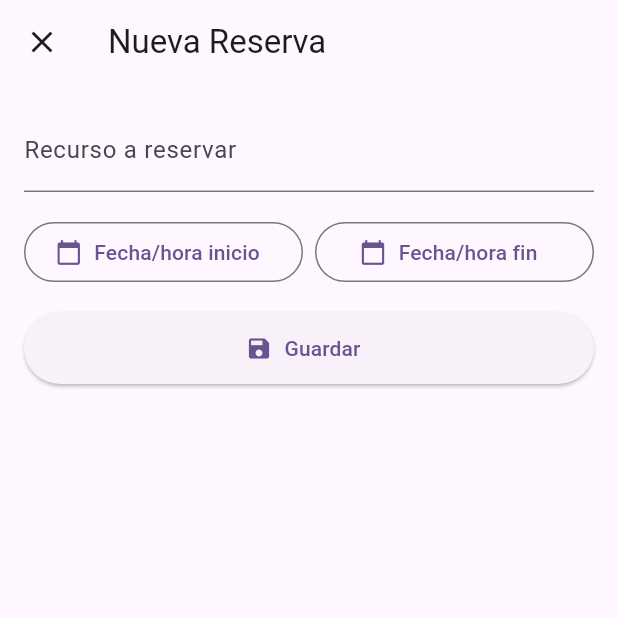
After one commit to xMIKEEx/VeciGest, a Flutter app: the screen it shows after launch, after a tap on "Reservas", after a tap on "Nueva reserva", on a phone screen of 412 x 824 dp, the top half of it. The commit adds this screen. Run offline on Flutter 3.47's test engine with Material 3 defaults, Android fonts, the phone set to English and light mode, and no system bars; our stand-ins replace cloud_firestore, equatable, file_picker, firebase_auth, firebase_core, firebase_storage and 4 more; accounts and stored records are empty.

Commit message:
mejora de reservas

```diff
--- a/lib/data/services/document_service.dart
+++ b/lib/data/services/document_service.dart
@@ -1,6 +1,5 @@
 import 'dart:io';
 import 'package:cloud_firestore/cloud_firestore.dart';
-import 'package:firebase_core/firebase_core.dart';
 import 'package:firebase_storage/firebase_storage.dart';
 import 'package:vecigest/domain/models/document_model.dart';
 
--- /dev/null
+++ b/lib/data/services/reservation_service.dart
@@ -0,0 +1,22 @@
+import 'package:cloud_firestore/cloud_firestore.dart';
+import 'package:vecigest/domain/models/reservation_model.dart';
+
+class ReservationService {
+  final CollectionReference reservations = FirebaseFirestore.instance
+      .collection('reservations');
+
+  Stream<List<Reservation>> getReservations() {
+    return reservations.snapshots().map(
+      (snapshot) =>
+          snapshot.docs.map((doc) => Reservation.fromFirestore(doc)).toList(),
+    );
+  }
+
+  Future<void> addReservation(Reservation reservation) async {
+    await reservations.add(reservation.toMap());
+  }
+
+  Future<void> deleteReservation(String id) async {
+    await reservations.doc(id).delete();
+  }
+}
--- /dev/null
+++ b/lib/domain/models/reservation_model.dart
@@ -0,0 +1,49 @@
+import 'package:cloud_firestore/cloud_firestore.dart';
+
+class Reservation {
+  final String id;
+  final String resourceName;
+  final String userId;
+  final DateTime startTime;
+  final DateTime endTime;
+
+  Reservation({
+    required this.id,
+    required this.resourceName,
+    required this.userId,
+    required this.startTime,
+    required this.endTime,
+  });
+
+  factory Reservation.fromFirestore(DocumentSnapshot doc) {
+    final data = doc.data() as Map<String, dynamic>;
+    return Reservation(
+      id: doc.id,
+      resourceName: data['resourceName'] ?? '',
+      userId: data['userId'] ?? '',
+      startTime: (data['startTime'] as Timestamp).toDate(),
+      endTime: (data['endTime'] as Timestamp).toDate(),
+    );
+  }
+
+  Map<String, dynamic> toMap() {
+    return {
+      'resourceName': resourceName,
+      'userId': userId,
+      'startTime': Timestamp.fromDate(startTime),
+      'endTime': Timestamp.fromDate(endTime),
+    };
+  }
+
+  // Nueva función: duración de la reserva en minutos
+  int get durationMinutes => endTime.difference(startTime).inMinutes;
+
+  // Nueva función: formato amigable de fecha y hora
+  String get formattedRange =>
+      '${_formatDate(startTime)} ${_formatTime(startTime)} - ${_formatDate(endTime)} ${_formatTime(endTime)}';
+
+  static String _formatDate(DateTime dt) =>
+      '${dt.day.toString().padLeft(2, '0')}/${dt.month.toString().padLeft(2, '0')}/${dt.year}';
+  static String _formatTime(DateTime dt) =>
+      '${dt.hour.toString().padLeft(2, '0')}:${dt.minute.toString().padLeft(2, '0')}';
+}
--- a/lib/presentation/home/home_page.dart
+++ b/lib/presentation/home/home_page.dart
@@ -6,6 +6,7 @@ import 'package:vecigest/presentation/chat/thread_list_page.dart'; // Changed im
 import 'package:vecigest/presentation/incidents/incident_list_page.dart'; // Corrected path
 import 'package:vecigest/presentation/documents/doc_list_page.dart'; // Corrected path
 import 'package:vecigest/presentation/polls/poll_list_page.dart'; // Corrected path
+import 'package:vecigest/presentation/reservations/reservation_list_page.dart'; // Nueva importación
 import '../../main.dart';
 
 class HomePage extends StatefulWidget {
@@ -19,10 +20,11 @@ class _HomePageState extends State<HomePage> {
   int _currentIndex = -1;
 
   final List<Widget> _pages = const [
-    ThreadListPage(), // Changed to ThreadListPage
+    ThreadListPage(),
     IncidentListPage(),
     DocListPage(),
     PollListPage(),
+    ReservationListPage(),
   ];
 
   void _openSettings() async {
@@ -161,6 +163,12 @@ class _HomePageState extends State<HomePage> {
         'color': Colors.purple,
         'route': 3,
       },
+      {
+        'label': 'Reservas',
+        'icon': Icons.event_available,
+        'color': Colors.teal,
+        'route': 4,
+      },
     ];
     if (_currentIndex < 0 || _currentIndex >= _pages.length) {
       // Dashboard
@@ -188,13 +196,23 @@ class _HomePageState extends State<HomePage> {
                 child: Row(
                   children: [
                     CircleAvatar(
-                      radius: 28,
-                      backgroundColor: colorScheme.primary.withOpacity(0.1),
-                      child: Icon(
-                        Icons.person,
-                        size: 32,
-                        color: colorScheme.primary,
-                      ),
+                      radius: 32,
+                      backgroundColor: colorScheme.primary.withOpacity(0.15),
+                      child:
+                          user?.email != null
+                              ? Text(
+                                user!.email![0].toUpperCase(),
+                                style: TextStyle(
+                                  fontSize: 28,
+                                  color: colorScheme.primary,
+                                  fontWeight: FontWeight.bold,
+                                ),
+                              )
+                              : Icon(
+                                Icons.person,
+                                size: 32,
+                                color: colorScheme.primary,
+                              ),
                     ),
                     const SizedBox(width: 16),
                     Expanded(
@@ -202,8 +220,9 @@ class _HomePageState extends State<HomePage> {
                         crossAxisAlignment: CrossAxisAlignment.start,
                         children: [
                           Text(
-                            user?.email != null
-                                ? '¡Hola, ${user!.email}!'
+                            user?.email != null &&
+                                    user?.email!.isNotEmpty == true
+                                ? '¡Hola, ${user?.email!.split('@')[0]}!'
                                 : '¡Bienvenido!',
                             style: Theme.of(context).textTheme.titleLarge
                                 ?.copyWith(fontWeight: FontWeight.bold),
@@ -231,11 +250,11 @@ class _HomePageState extends State<HomePage> {
                   children:
                       options.map((opt) {
                         return Material(
-                          color: (opt['color'] as Color).withOpacity(0.12),
-                          borderRadius: BorderRadius.circular(20),
-                          elevation: _currentIndex == opt['route'] ? 8 : 2,
+                          color: (opt['color'] as Color).withOpacity(0.13),
+                          borderRadius: BorderRadius.circular(24),
+                          elevation: 4,
                           child: InkWell(
-                            borderRadius: BorderRadius.circular(20),
+                            borderRadius: BorderRadius.circular(24),
                             onTap: () {
                               setState(() {
                                 _currentIndex = opt['route'] as int;
@@ -246,15 +265,15 @@ class _HomePageState extends State<HomePage> {
                               children: [
                                 Icon(
                                   opt['icon'] as IconData,
-                                  size: 48,
+                                  size: 54,
                                   color: opt['color'] as Color,
                                 ),
-                                const SizedBox(height: 12),
+                                const SizedBox(height: 16),
                                 Text(
                                   opt['label'] as String,
                                   style: TextStyle(
                                     fontWeight: FontWeight.bold,
-                                    fontSize: 18,
+                                    fontSize: 20,
                                     color: colorScheme.onSurface,
                                   ),
                                 ),
--- /dev/null
+++ b/lib/presentation/reservations/reservation_list_page.dart
@@ -0,0 +1,283 @@
+import 'package:flutter/material.dart';
+import 'package:provider/provider.dart';
+import 'package:vecigest/data/services/reservation_service.dart';
+import 'package:vecigest/domain/models/reservation_model.dart';
+
+class ReservationListPage extends StatelessWidget {
+  const ReservationListPage({Key? key}) : super(key: key);
+
+  Color _getCardColor(DateTime start, DateTime end) {
+    final now = DateTime.now();
+    if (end.isBefore(now)) return Colors.grey.shade200;
+    if (start.isAfter(now)) return Colors.green.shade50;
+    return Colors.blue.shade50;
+  }
+
+  @override
+  Widget build(BuildContext context) {
+    final service = ReservationService();
+    return Scaffold(
+      appBar: AppBar(
+        title: const Text('Reservas'),
+        automaticallyImplyLeading: false,
+      ),
+      body: StreamBuilder<List<Reservation>>(
+        stream: service.getReservations(),
+        builder: (context, snapshot) {
+          if (snapshot.connectionState == ConnectionState.waiting) {
+            return const Center(child: CircularProgressIndicator());
+          }
+          if (!snapshot.hasData || snapshot.data!.isEmpty) {
+            return const Center(child: Text('No hay reservas.'));
+          }
+          final reservas = snapshot.data!;
+          return ListView.separated(
+            padding: const EdgeInsets.all(16),
+            separatorBuilder: (_, __) => const SizedBox(height: 12),
+            itemCount: reservas.length,
+            itemBuilder: (context, i) {
+              final r = reservas[i];
+              return Card(
+                color: _getCardColor(r.startTime, r.endTime),
+                elevation: 2,
+                shape: RoundedRectangleBorder(
+                  borderRadius: BorderRadius.circular(16),
+                ),
+                child: ListTile(
+                  leading: Icon(
+                    Icons.event_available,
+                    color: Colors.teal,
+                    size: 36,
+                  ),
+                  title: Text(
+                    r.resourceName,
+                    style: const TextStyle(fontWeight: FontWeight.bold),
+                  ),
+                  subtitle: Column(
+                    crossAxisAlignment: CrossAxisAlignment.start,
+                    children: [
+                      Text(
+                        r.formattedRange,
+                        style: const TextStyle(fontSize: 14),
+                      ),
+                      const SizedBox(height: 2),
+                      Text(
+                        'Usuario: ${r.userId}',
+                        style: const TextStyle(
+                          fontSize: 12,
+                          color: Colors.black54,
+                        ),
+                      ),
+                    ],
+                  ),
+                  trailing: Row(
+                    mainAxisSize: MainAxisSize.min,
+                    children: [
+                      IconButton(
+                        icon: const Icon(Icons.edit, color: Colors.blueGrey),
+                        onPressed: () {
+                          // Implementar edición si se desea
+                        },
+                      ),
+                      IconButton(
+                        icon: const Icon(Icons.delete, color: Colors.redAccent),
+                        onPressed: () async {
+                          await service.deleteReservation(r.id);
+                        },
+                      ),
+                    ],
+                  ),
+                ),
+              );
+            },
+          );
+        },
+      ),
+      floatingActionButton: FloatingActionButton.extended(
+        onPressed:
+            () => Navigator.push(
+              context,
+              MaterialPageRoute(builder: (_) => const NewReservationPage()),
+            ),
+        icon: const Icon(Icons.add),
+        label: const Text('Nueva reserva'),
+        backgroundColor: Colors.teal,
+      ),
+    );
+  }
+}
+
+class NewReservationPage extends StatefulWidget {
+  const NewReservationPage({Key? key}) : super(key: key);
+
+  @override
+  State<NewReservationPage> createState() => _NewReservationPageState();
+}
+
+class _NewReservationPageState extends State<NewReservationPage> {
+  final _formKey = GlobalKey<FormState>();
+  String resourceName = '';
+  DateTime? startDate;
+  TimeOfDay? startTime;
+  DateTime? endDate;
+  TimeOfDay? endTime;
+
+  String? errorMsg;
+
+  Future<void> _pickDateTime({required bool isStart}) async {
+    final pickedDate = await showDatePicker(
+      context: context,
+      initialDate: DateTime.now(),
+      firstDate: DateTime.now(),
+      lastDate: DateTime.now().add(const Duration(days: 365)),
+    );
+    if (pickedDate == null) return;
+    final pickedTime = await showTimePicker(
+      context: context,
+      initialTime: TimeOfDay.now(),
+    );
+    if (pickedTime == null) return;
+    setState(() {
+      if (isStart) {
+        startDate = pickedDate;
+        startTime = pickedTime;
+      } else {
+        endDate = pickedDate;
+        endTime = pickedTime;
+      }
+    });
+  }
+
+  DateTime? get _startDateTime {
+    if (startDate == null || startTime == null) return null;
+    return DateTime(
+      startDate!.year,
+      startDate!.month,
+      startDate!.day,
+      startTime!.hour,
+      startTime!.minute,
+    );
+  }
+
+  DateTime? get _endDateTime {
+    if (endDate == null || endTime == null) return null;
+    return DateTime(
+      endDate!.year,
+      endDate!.month,
+      endDate!.day,
+      endTime!.hour,
+      endTime!.minute,
+    );
+  }
+
+  @override
+  Widget build(BuildContext context) {
+    return Scaffold(
+      appBar: AppBar(
+        title: const Text('Nueva Reserva'),
+        leading: IconButton(
+          icon: const Icon(Icons.close),
+          onPressed: () => Navigator.pop(context),
+        ),
+      ),
+      body: Padding(
+        padding: const EdgeInsets.all(16.0),
+        child: Form(
+          key: _formKey,
+          child: ListView(
+            children: [
+              TextFormField(
+                decoration: const InputDecoration(
+                  labelText: 'Recurso a reservar',
+                ),
+                onSaved: (v) => resourceName = v ?? '',
+                validator: (v) => v == null || v.isEmpty ? 'Obligatorio' : null,
+              ),
+              const SizedBox(height: 16),
+              Row(
+                children: [
+                  Expanded(
+                    child: OutlinedButton.icon(
+                      icon: const Icon(Icons.calendar_today),
+                      label: Text(
+                        _startDateTime == null
+                            ? 'Fecha/hora inicio'
+                            : Reservation(
+                              id: '',
+                              resourceName: resourceName,
+                              userId: '',
+                              startTime: _startDateTime!,
+                              endTime: _startDateTime!,
+                            ).formattedRange.split(' - ')[0],
+                      ),
+                      onPressed: () => _pickDateTime(isStart: true),
+                    ),
+                  ),
+                  const SizedBox(width: 8),
+                  Expanded(
+                    child: OutlinedButton.icon(
+                      icon: const Icon(Icons.calendar_today),
+                      label: Text(
+                        _endDateTime == null
+                            ? 'Fecha/hora fin'
+                            : Reservation(
+                              id: '',
+                              resourceName: resourceName,
+                              userId: '',
+                              startTime: _endDateTime!,
+                              endTime: _endDateTime!,
+                            ).formattedRange.split(' - ')[1],
+                      ),
+                      onPressed: () => _pickDateTime(isStart: false),
+                    ),
+                  ),
+                ],
+              ),
+              const SizedBox(height: 16),
+              if (errorMsg != null)
+                Padding(
+                  padding: const EdgeInsets.only(bottom: 8.0),
+                  child: Text(
+                    errorMsg!,
+                    style: const TextStyle(color: Colors.red),
+                  ),
+                ),
+              ElevatedButton.icon(
+                icon: const Icon(Icons.save),
+                style: ElevatedButton.styleFrom(
+                  minimumSize: const Size.fromHeight(48),
+                ),
+                onPressed: () async {
+                  if (_formKey.currentState!.validate() &&
+                      _startDateTime != null &&
+                      _endDateTime != null) {
+                    _formKey.currentState!.save();
+                    if (_endDateTime!.isBefore(_startDateTime!)) {
+                      setState(
+                        () =>
+                            errorMsg =
+                                'La fecha/hora de fin debe ser posterior a la de inicio.',
+                      );
+                      return;
+                    }
+                    final userId = "demoUser"; // Reemplaza por el usuario real
+                    final reserva = Reservation(
+                      id: '',
+                      resourceName: resourceName,
+                      userId: userId,
+                      startTime: _startDateTime!,
+                      endTime: _endDateTime!,
+                    );
+                    await ReservationService().addReservation(reserva);
+                    if (mounted) Navigator.pop(context);
+                  }
+                },
+                label: const Text('Guardar'),
+              ),
+            ],
+          ),
+        ),
+      ),
+    );
+  }
+}
--- a/lib/utils/routes.dart
+++ b/lib/utils/routes.dart
@@ -18,6 +18,7 @@ import 'package:vecigest/presentation/incidents/incident_detail_page.dart'; // A
 import 'package:vecigest/presentation/documents/upload_doc_page.dart';
 import 'package:vecigest/presentation/documents/document_detail_page.dart'; // Assumed
 import 'package:vecigest/presentation/chat/new_thread_page.dart';
+import 'package:vecigest/presentation/reservations/reservation_list_page.dart'; // Assumed
 
 // Import models for argument casting
 import 'package:vecigest/domain/models/poll_model.dart';
@@ -39,6 +40,7 @@ class AppRoutes {
   static const String incidents = '/incidents';
   static const String documents = '/documents';
   static const String polls = '/polls';
+  static const String reservations = '/reservations';
 
   // Added route constants
   static const String pollDetail = '/poll-detail';
@@ -89,6 +91,8 @@ class AppRoutes {
         return MaterialPageRoute(builder: (_) => const DocListPage());
       case polls:
         return MaterialPageRoute(builder: (_) => const PollListPage());
+      case reservations:
+        return MaterialPageRoute(builder: (_) => const ReservationListPage());
 
       // Added cases for new routes
       case pollDetail:
```
Also changed, not shown: lib/presentation/chat/thread_list_page.dart (+5 -5 lines), lib/presentation/documents/doc_list_page.dart (+20 -10 lines), lib/presentation/incidents/incident_list_page.dart (+15 -9 lines), lib/presentation/polls/poll_list_page.dart (+7 -7 lines), lib/presentation/reservations/reservations_tool_button.dart (added, +32 -0 lines), 1 other file.
